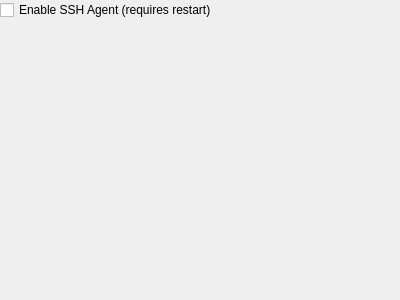
Before: the Qt Designer form src/sshagent/AgentSettingsWidget.ui in iluminat23/keepassxc-debian, drawn with Qt 5.
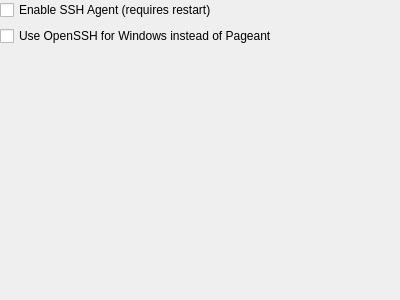
After: the same form once the commit is applied.

The edit to the form file:
```diff
--- a/src/sshagent/AgentSettingsWidget.ui
+++ b/src/sshagent/AgentSettingsWidget.ui
@@ -30,6 +30,13 @@
      </property>
     </widget>
    </item>
+   <item>
+    <widget class="QCheckBox" name="useOpenSSHCheckBox">
+     <property name="text">
+      <string>Use OpenSSH for Windows instead of Pageant</string>
+     </property>
+    </widget>
+   </item>
    <item>
     <spacer name="verticalSpacer">
      <property name="orientation">
```
